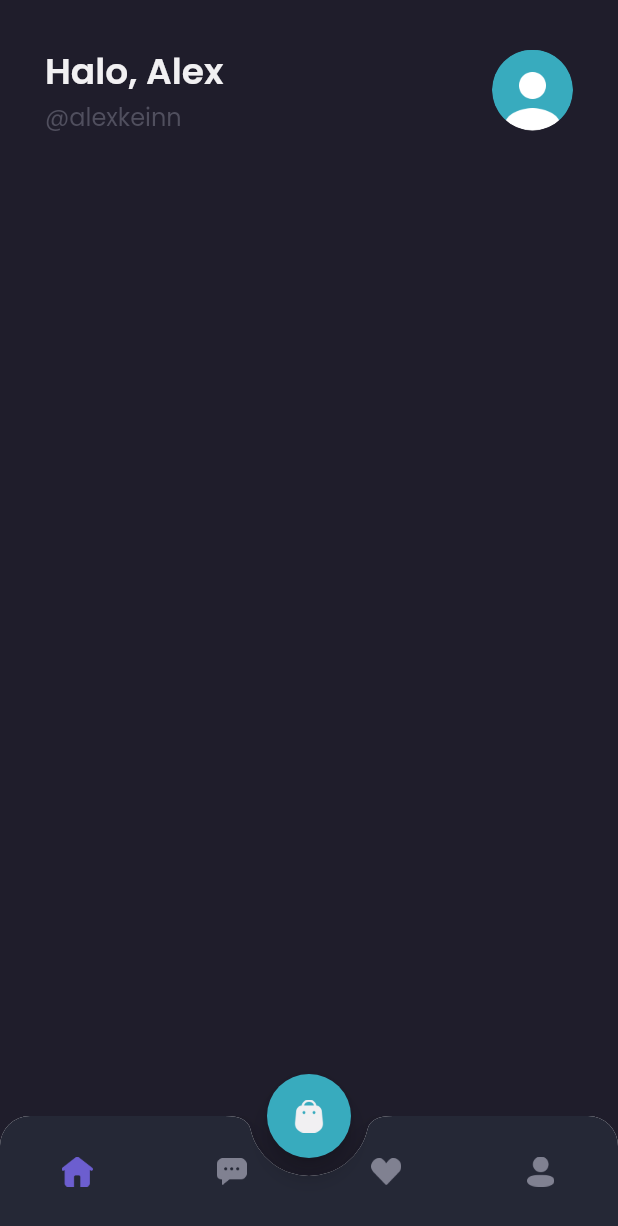
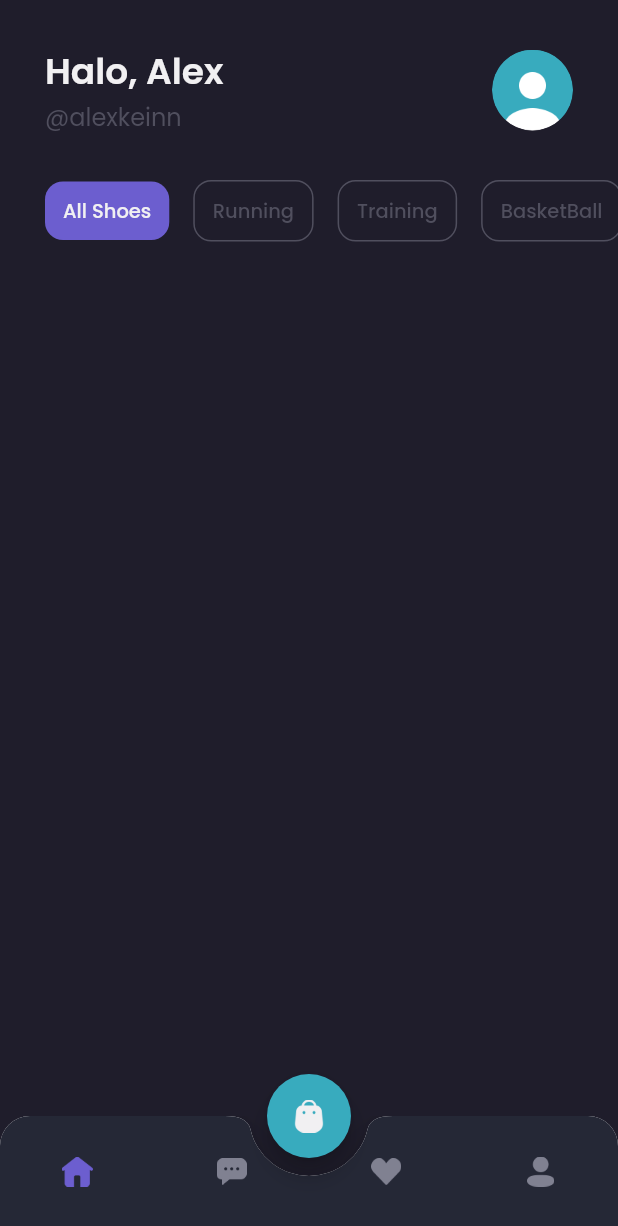
Before and after one commit to yantoiswanto/shamo-app, a Flutter app: the MainPage screen opened by its route, on a phone screen of 412 x 824 dp. Shown: the top 1226 px of the screen. Run offline on Flutter 3.47's test engine with Material 2 defaults, Android fonts, the phone set to English and light mode, and no system bars; our stand-ins replace google_fonts.

Commit message:
Slicing Home page categories

```diff
--- a/lib/pages/home/home_page.dart
+++ b/lib/pages/home/home_page.dart
@@ -49,9 +49,128 @@
       );
     }
 
+    Widget categories() {
+      return Container(
+        margin: EdgeInsets.only(top: defaultMargin),
+        child: SingleChildScrollView(
+          scrollDirection: Axis.horizontal,
+          child: Row(
+            children: [
+              SizedBox(
+                width: defaultMargin,
+              ),
+              Container(
+                padding: EdgeInsets.symmetric(
+                  horizontal: 12,
+                  vertical: 10,
+                ),
+                margin: EdgeInsets.only(right: 16),
+                decoration: BoxDecoration(
+                  borderRadius: BorderRadius.circular(12),
+                  color: primaryColor,
+                ),
+                child: Text(
+                  'All Shoes',
+                  style: primaryTextStyle.copyWith(
+                    fontSize: 13,
+                    fontWeight: medium,
+                  ),
+                ),
+              ),
+              Container(
+                padding: EdgeInsets.symmetric(
+                  horizontal: 12,
+                  vertical: 10,
+                ),
+                margin: EdgeInsets.only(right: 16),
+                decoration: BoxDecoration(
+                  borderRadius: BorderRadius.circular(12),
+                  border: Border.all(
+                    color: subtitleColor,
+                  ),
+                  color: transparentColor,
+                ),
+                child: Text(
+                  'Running',
+                  style: subtitleTextStyle.copyWith(
+                    fontSize: 13,
+                    fontWeight: medium,
+                  ),
+                ),
+              ),
+              Container(
+                padding: EdgeInsets.symmetric(
+                  horizontal: 12,
+                  vertical: 10,
+                ),
+                margin: EdgeInsets.only(right: 16),
+                decoration: BoxDecoration(
+                  borderRadius: BorderRadius.circular(12),
+                  border: Border.all(
+                    color: subtitleColor,
+                  ),
+                  color: transparentColor,
+                ),
+                child: Text(
+                  'Training',
+                  style: subtitleTextStyle.copyWith(
+                    fontSize: 13,
+                    fontWeight: medium,
+                  ),
+                ),
+              ),
+              Container(
+                padding: EdgeInsets.symmetric(
+                  horizontal: 12,
+                  vertical: 10,
+                ),
+                margin: EdgeInsets.only(right: 16),
+                decoration: BoxDecoration(
+                  borderRadius: BorderRadius.circular(12),
+                  border: Border.all(
+                    color: subtitleColor,
+                  ),
+                  color: transparentColor,
+                ),
+                child: Text(
+                  'BasketBall',
+                  style: subtitleTextStyle.copyWith(
+                    fontSize: 13,
+                    fontWeight: medium,
+                  ),
+                ),
+              ),
+              Container(
+                padding: EdgeInsets.symmetric(
+                  horizontal: 12,
+                  vertical: 10,
+                ),
+                margin: EdgeInsets.only(right: 16),
+                decoration: BoxDecoration(
+                  borderRadius: BorderRadius.circular(12),
+                  border: Border.all(
+                    color: subtitleColor,
+                  ),
+                  color: transparentColor,
+                ),
+                child: Text(
+                  'Hiking',
+                  style: subtitleTextStyle.copyWith(
+                    fontSize: 13,
+                    fontWeight: medium,
+                  ),
+                ),
+              ),
+            ],
+          ),
+        ),
+      );
+    }
+
     return ListView(
       children: [
         header(),
+        categories(),
       ],
     );
   }
```
